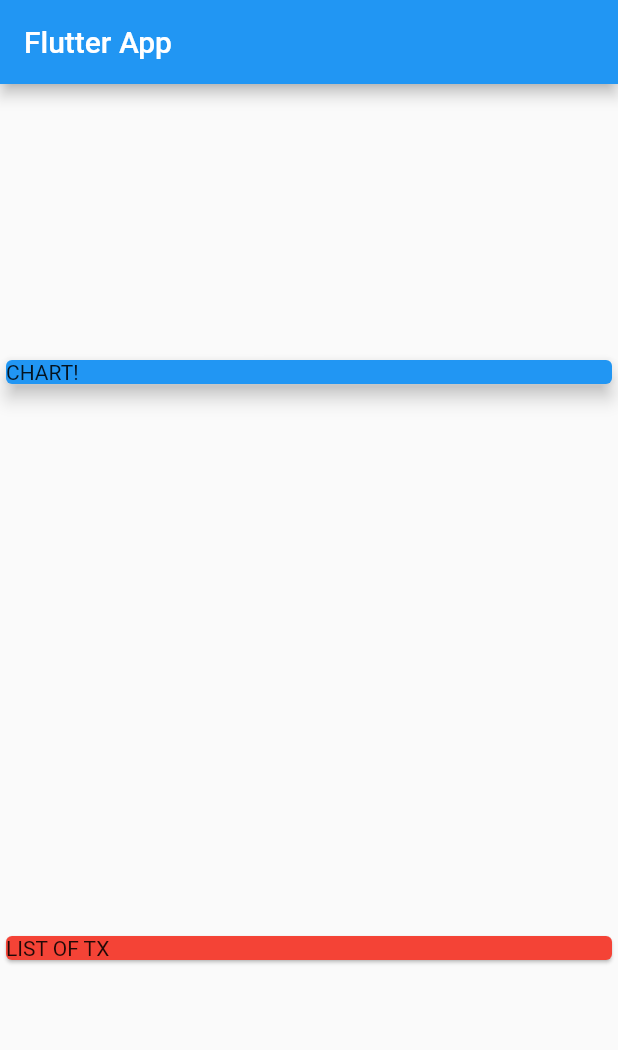
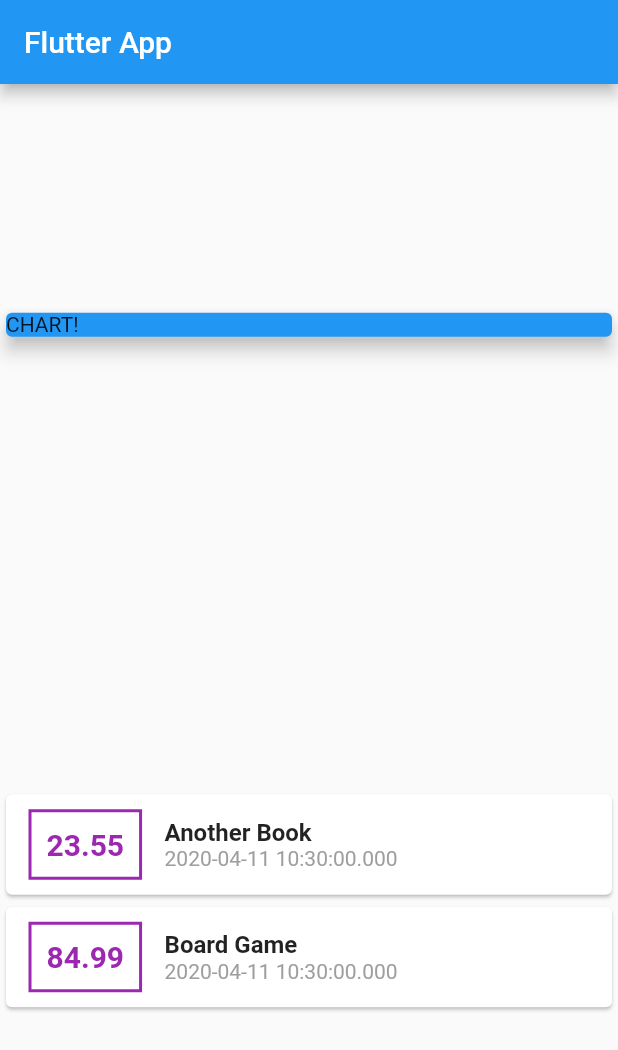
Before and after one commit to cpfeiffer325/flutter-course, a Flutter app: the screen it shows after launch, on a phone screen of 412 x 824 dp. Shown: the top 1050 px of the screen. Run offline on Flutter 3.47's test engine with Material 2 defaults, Android fonts, the phone set to English and light mode, and no system bars.

Commit message:
map out transactions and format component

```diff
--- a/personal_expenses_app/lib/main.dart
+++ b/personal_expenses_app/lib/main.dart
@@ -39,9 +39,55 @@ class MyHomePage extends StatelessWidget {
               elevation: 5,
             ),
           ),
-          Card(
-            color: Colors.red,
-            child: Text('LIST OF TX'),
+          Column(
+            children: transactions.map((tx) {
+              return Card(
+                child: Row(
+                  children: <Widget>[
+                    Container(
+                      margin: EdgeInsets.symmetric(
+                        vertical: 10,
+                        horizontal: 15,
+                      ),
+                      decoration: BoxDecoration(
+                        border: Border.all(
+                          color: Colors.purple,
+                          width: 2,
+                        ),
+                      ),
+                      padding: EdgeInsets.all(10),
+                      child: Text(
+                        tx.amount.toString(),
+                        style: TextStyle(
+                          fontWeight: FontWeight.bold,
+                          fontSize: 20,
+                          color: Colors.purple,
+                        ),
+                      ),
+                    ),
+                    Column(
+                      crossAxisAlignment: CrossAxisAlignment.start,
+                      children: <Widget>[
+                        Text(
+                          tx.title,
+                          style: TextStyle(
+                            fontWeight: FontWeight.bold,
+                            fontSize: 16,
+                          ),
+                        ),
+                        Text(
+                          tx.date.toString(),
+                          style: TextStyle(
+                            fontSize: 14,
+                            color: Colors.grey,
+                          ),
+                        ),
+                      ],
+                    ),
+                  ],
+                ),
+              );
+            }).toList(),
           ),
         ],
       ),
```
